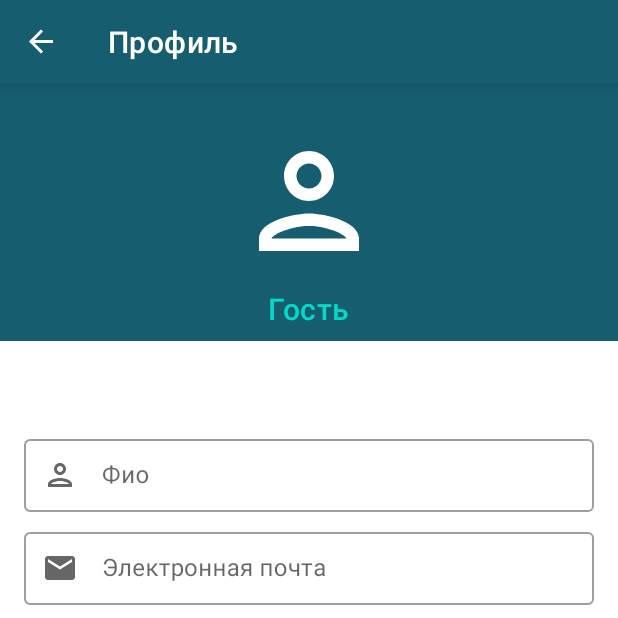
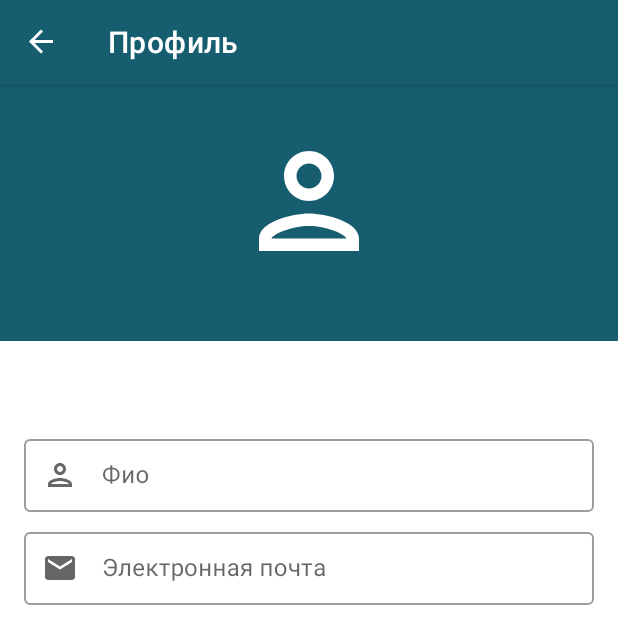
Before and after one commit to sv-bubenschikov/booking, an Android app: the ProfileFragment screen opened through its navigation route, on a phone screen of 412 x 824 dp, the top half of it. Run offline under Robolectric (Android 15) with nearby library versions, the phone set to English and light mode, and no system bars; our stand-ins replace Dagger/Hilt's generated code, Firebase (no records; nobody signed in at launch, a user with empty details on screens opened directly), navigation-ui.

Commit message:
Забыл вверху забиндить userName

```diff
--- a/app/src/main/java/com/example/bookingapp/app/fragments/profile/ProfileFragment.kt
+++ b/app/src/main/java/com/example/bookingapp/app/fragments/profile/ProfileFragment.kt
@@ -35,6 +35,7 @@ class ProfileFragment : Fragment() {
                 it.flowWithLifecycle(lifecycle).collect { user ->
                     binding.editEmail.setText(user.email)
                     binding.editUserName.setText(user.name)
+                    binding.layoutUserName.text = user.name
                 }
             }
         }
--- a/app/src/main/res/layout/fragment_profile.xml
+++ b/app/src/main/res/layout/fragment_profile.xml
@@ -55,7 +55,8 @@
             android:hint="@string/user_name_hint"
             android:id="@+id/edit_user_name"
             android:layout_width="match_parent"
-            android:layout_height="match_parent" />
+            android:layout_height="match_parent"
+            android:text="@string/guest_user_name"/>
     </com.google.android.material.textfield.TextInputLayout>
 
     <com.google.android.material.textfield.TextInputLayout
```
